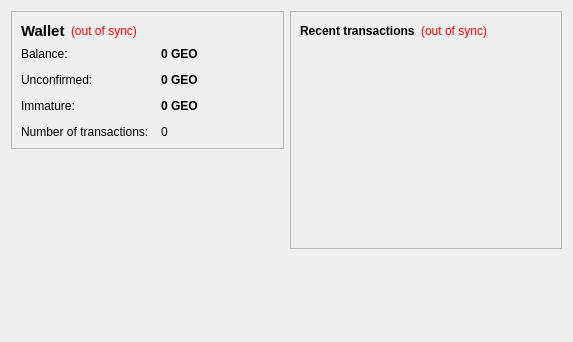
This is src/qt/forms/overviewpage.ui in bongzilla/MapleDrop as Qt 5 draws it before an edit. The edited form follows.
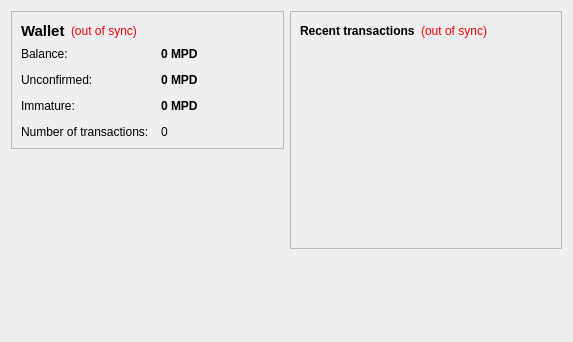
This is the edited form.

Patch:
```diff
--- a/src/qt/forms/overviewpage.ui
+++ b/src/qt/forms/overviewpage.ui
@@ -105,7 +105,7 @@
              <string>Your current balance</string>
             </property>
             <property name="text">
-             <string notr="true">0 GEO</string>
+             <string notr="true">0 MPD</string>
             </property>
             <property name="textInteractionFlags">
              <set>Qt::LinksAccessibleByMouse|Qt::TextSelectableByKeyboard|Qt::TextSelectableByMouse</set>
@@ -134,7 +134,7 @@
              <string>Total of transactions that have yet to be confirmed, and do not yet count toward the current balance</string>
             </property>
             <property name="text">
-             <string notr="true">0 GEO</string>
+             <string notr="true">0 MPD</string>
             </property>
             <property name="textInteractionFlags">
              <set>Qt::LinksAccessibleByMouse|Qt::TextSelectableByKeyboard|Qt::TextSelectableByMouse</set>
@@ -177,7 +177,7 @@
              <string>Mined balance that has not yet matured</string>
             </property>
             <property name="text">
-             <string notr="true">0 GEO</string>
+             <string notr="true">0 MPD</string>
             </property>
             <property name="textInteractionFlags">
              <set>Qt::LinksAccessibleByMouse|Qt::TextSelectableByKeyboard|Qt::TextSelectableByMouse</set>
```
Left out of the diff: 4 changed lines with no effect on the pictures.
